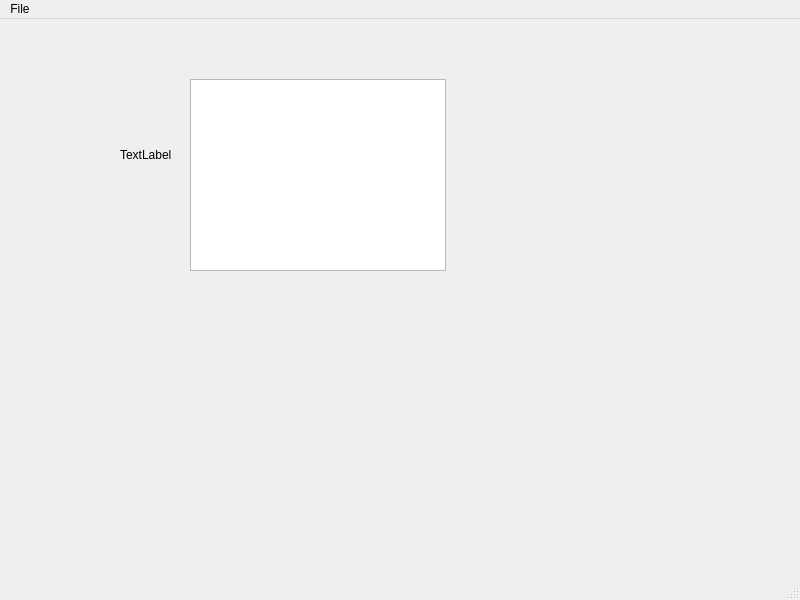
Old version of the form mainwindow.ui in the repository Mallocnick/3sem.
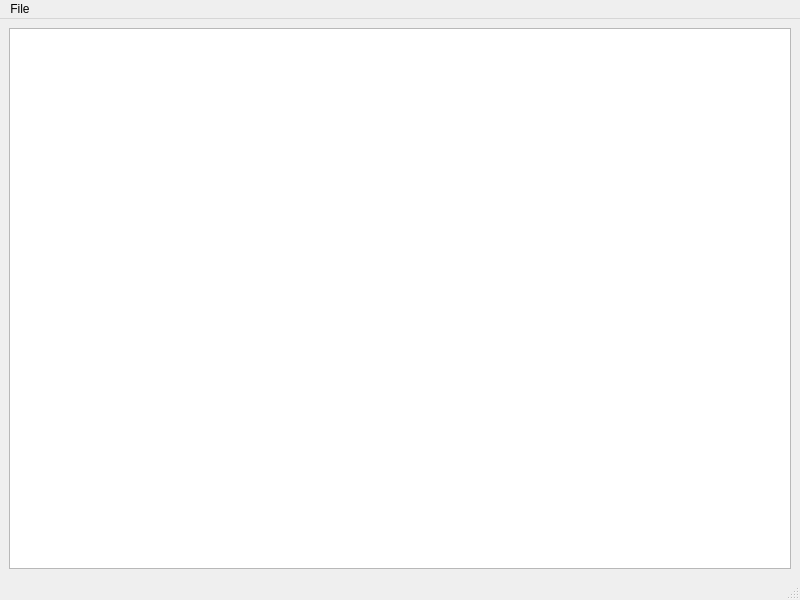
New version of the form.

Commit message: fix size window

The edit to the form file:
```diff
--- a/mainwindow.ui
+++ b/mainwindow.ui
@@ -10,33 +10,36 @@
     <height>600</height>
    </rect>
   </property>
+  <property name="sizePolicy">
+   <sizepolicy hsizetype="Fixed" vsizetype="Fixed">
+    <horstretch>0</horstretch>
+    <verstretch>0</verstretch>
+   </sizepolicy>
+  </property>
+  <property name="minimumSize">
+   <size>
+    <width>800</width>
+    <height>600</height>
+   </size>
+  </property>
+  <property name="maximumSize">
+   <size>
+    <width>800</width>
+    <height>600</height>
+   </size>
+  </property>
   <property name="windowTitle">
    <string>MainWindow</string>
   </property>
+  <property name="documentMode">
+   <bool>false</bool>
+  </property>
   <widget class="QWidget" name="centralwidget">
-   <widget class="QLabel" name="label">
-    <property name="geometry">
-     <rect>
-      <x>120</x>
-      <y>110</y>
-      <width>171</width>
-      <height>51</height>
-     </rect>
-    </property>
-    <property name="text">
-     <string>TextLabel</string>
-    </property>
-   </widget>
-   <widget class="QListView" name="listView">
-    <property name="geometry">
-     <rect>
-      <x>190</x>
-      <y>60</y>
-      <width>256</width>
-      <height>192</height>
-     </rect>
-    </property>
-   </widget>
+   <layout class="QGridLayout" name="gridLayout">
+    <item row="0" column="0">
+     <widget class="QTextEdit" name="textEdit"/>
+    </item>
+   </layout>
   </widget>
   <widget class="QMenuBar" name="menubar">
    <property name="geometry">
```
Left out of the diff: 2 changed lines with no effect on the pictures. The commit also changes 4 other files.
